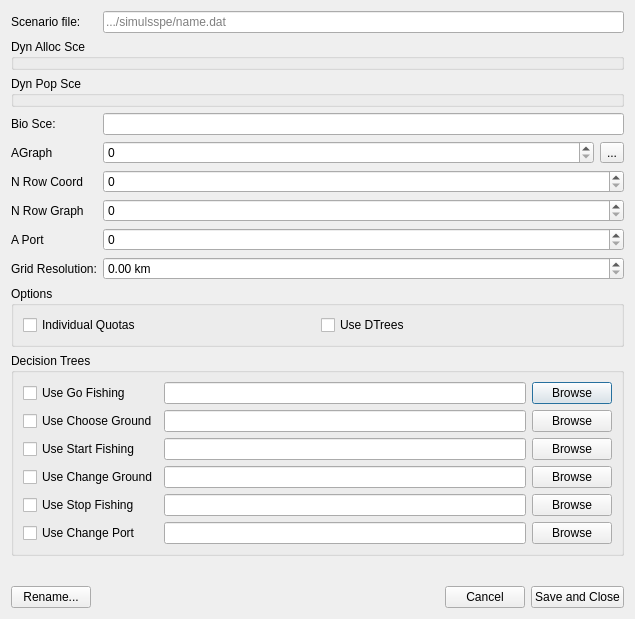
Old version of the form qtgui/scenariodialog.ui in the repository frabas/DISPLACE_GUI.
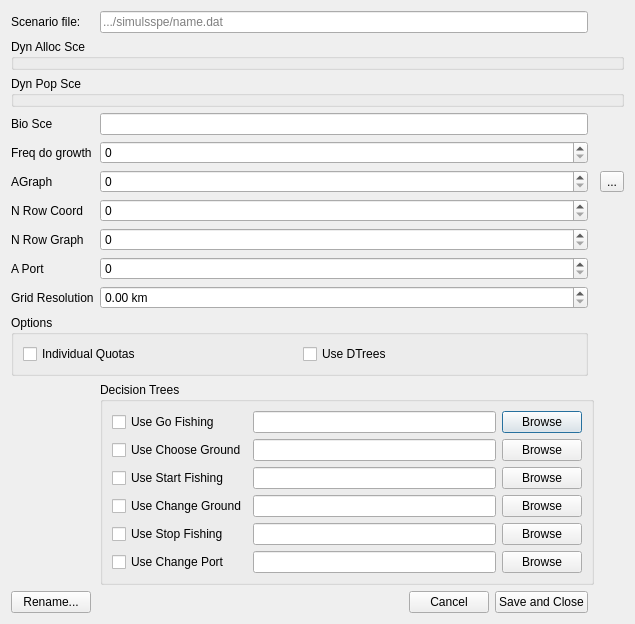
New version of the form.

Commit message: Add also the entry for freqDoGrowth to the scenario ui

The edit to the form file:
```diff
--- a/qtgui/scenariodialog.ui
+++ b/qtgui/scenariodialog.ui
@@ -13,94 +13,45 @@
   <property name="windowTitle">
    <string>Scenario</string>
   </property>
-  <layout class="QGridLayout" name="gridLayout" columnstretch="0,1,0">
-   <item row="8" column="1" colspan="2">
-    <widget class="QDoubleSpinBox" name="gridres">
-     <property name="suffix">
-      <string> km</string>
-     </property>
-     <property name="maximum">
-      <double>10000.000000000000000</double>
-     </property>
-     <property name="singleStep">
-      <double>0.500000000000000</double>
-     </property>
-    </widget>
-   </item>
-   <item row="3" column="1" colspan="2">
-    <widget class="QLineEdit" name="biol_sce"/>
-   </item>
-   <item row="7" column="1" colspan="2">
-    <widget class="QSpinBox" name="aport">
-     <property name="maximum">
-      <number>100000</number>
-     </property>
-    </widget>
-   </item>
-   <item row="2" column="0" colspan="3">
+  <layout class="QGridLayout" name="gridLayout">
+   <item row="2" column="0" colspan="4">
     <widget class="QGroupBox" name="group_dyn_pop_sce">
      <property name="title">
       <string>Dyn Pop Sce</string>
      </property>
     </widget>
    </item>
-   <item row="7" column="0">
-    <widget class="QLabel" name="label_6">
-     <property name="text">
-      <string>A Port</string>
+   <item row="10" column="0" colspan="2">
+    <widget class="QGroupBox" name="groupBox_2">
+     <property name="title">
+      <string>Options</string>
      </property>
+     <layout class="QGridLayout" name="gridLayout_3">
+      <item row="0" column="1">
+       <widget class="QCheckBox" name="useDTree">
+        <property name="text">
+         <string>Use DTrees</string>
+        </property>
+       </widget>
+      </item>
+      <item row="0" column="0">
+       <widget class="QCheckBox" name="individualQuotas">
+        <property name="text">
+         <string>Individual Quotas</string>
+        </property>
+       </widget>
+      </item>
+     </layout>
     </widget>
    </item>
-   <item row="6" column="0">
-    <widget class="QLabel" name="label_5">
-     <property name="text">
-      <string>N Row Graph</string>
-     </property>
-    </widget>
-   </item>
-   <item row="5" column="0">
-    <widget class="QLabel" name="label_8">
-     <property name="text">
-      <string>N Row Coord</string>
-     </property>
-    </widget>
-   </item>
-   <item row="0" column="0">
-    <widget class="QLabel" name="label">
-     <property name="text">
-      <string>Scenario file:</string>
-     </property>
-    </widget>
-   </item>
-   <item row="3" column="0">
-    <widget class="QLabel" name="label_3">
-     <property name="text">
-      <string>Bio Sce:</string>
-     </property>
-    </widget>
-   </item>
-   <item row="8" column="0">
-    <widget class="QLabel" name="label_7">
-     <property name="text">
-      <string>Grid Resolution:</string>
-     </property>
-    </widget>
-   </item>
-   <item row="1" column="0" colspan="3">
+   <item row="1" column="0" colspan="4">
     <widget class="QGroupBox" name="group_dyn_alloc_sce">
      <property name="title">
       <string>Dyn Alloc Sce</string>
      </property>
     </widget>
    </item>
-   <item row="4" column="2">
-    <widget class="QToolButton" name="graphBrowse">
-     <property name="text">
-      <string>...</string>
-     </property>
-    </widget>
-   </item>
-   <item row="10" column="0" colspan="3">
+   <item row="11" column="1" colspan="2">
     <widget class="QGroupBox" name="groupBox">
      <property name="title">
       <string>Decision Trees</string>
@@ -211,55 +162,20 @@
      </layout>
     </widget>
    </item>
-   <item row="4" column="0">
-    <widget class="QLabel" name="label_4">
-     <property name="text">
-      <string>AGraph</string>
+   <item row="9" column="1">
+    <widget class="QDoubleSpinBox" name="gridres">
+     <property name="suffix">
+      <string> km</string>
      </property>
-    </widget>
-   </item>
-   <item row="5" column="1" colspan="2">
-    <widget class="QSpinBox" name="nrowcoord">
      <property name="maximum">
-      <number>1000000</number>
+      <double>10000.000000000000000</double>
      </property>
-    </widget>
-   </item>
-   <item row="0" column="1" colspan="2">
-    <widget class="QLineEdit" name="scenarioPath">
-     <property name="placeholderText">
-      <string>.../simulsspe/name.dat</string>
+     <property name="singleStep">
+      <double>0.500000000000000</double>
      </property>
     </widget>
    </item>
-   <item row="6" column="1" colspan="2">
-    <widget class="QSpinBox" name="nrowgraph">
-     <property name="maximum">
-      <number>1000000</number>
-     </property>
-    </widget>
-   </item>
-   <item row="4" column="1">
-    <widget class="QSpinBox" name="agraph">
-     <property name="maximum">
-      <number>100000</number>
-     </property>
-    </widget>
-   </item>
-   <item row="12" column="1">
-    <spacer name="verticalSpacer">
-     <property name="orientation">
-      <enum>Qt::Vertical</enum>
-     </property>
-     <property name="sizeHint" stdset="0">
-      <size>
-       <width>20</width>
-       <height>40</height>
-      </size>
-     </property>
-    </spacer>
-   </item>
-   <item row="13" column="0" colspan="3">
+   <item row="13" column="0" colspan="2">
     <layout class="QHBoxLayout" name="horizontalLayout">
      <item>
       <widget class="QPushButton" name="rename">
@@ -297,29 +213,127 @@
      </item>
     </layout>
    </item>
-   <item row="9" column="0" colspan="3">
-    <widget class="QGroupBox" name="groupBox_2">
-     <property name="title">
-      <string>Options</string>
+   <item row="0" column="1">
+    <widget class="QLineEdit" name="scenarioPath">
+     <property name="placeholderText">
+      <string>.../simulsspe/name.dat</string>
      </property>
-     <layout class="QGridLayout" name="gridLayout_3">
-      <item row="0" column="0">
-       <widget class="QCheckBox" name="individualQuotas">
-        <property name="text">
-         <string>Individual Quotas</string>
-        </property>
-       </widget>
-      </item>
-      <item row="0" column="1">
-       <widget class="QCheckBox" name="useDTree">
-        <property name="text">
-         <string>Use DTrees</string>
-        </property>
-       </widget>
-      </item>
-     </layout>
     </widget>
    </item>
+   <item row="3" column="1">
+    <widget class="QLineEdit" name="biol_sce"/>
+   </item>
+   <item row="3" column="0">
+    <widget class="QLabel" name="label_3">
+     <property name="text">
+      <string>Bio Sce</string>
+     </property>
+    </widget>
+   </item>
+   <item row="5" column="0">
+    <widget class="QLabel" name="label_4">
+     <property name="text">
+      <string>AGraph</string>
+     </property>
+    </widget>
+   </item>
+   <item row="6" column="1">
+    <widget class="QSpinBox" name="nrowcoord">
+     <property name="maximum">
+      <number>1000000</number>
+     </property>
+    </widget>
+   </item>
+   <item row="0" column="0">
+    <widget class="QLabel" name="label">
+     <property name="text">
+      <string>Scenario file:</string>
+     </property>
+    </widget>
+   </item>
+   <item row="9" column="0">
+    <widget class="QLabel" name="label_7">
+     <property name="text">
+      <string>Grid Resolution</string>
+     </property>
+    </widget>
+   </item>
+   <item row="4" column="0">
+    <widget class="QLabel" name="label_9">
+     <property name="text">
+      <string>Freq do growth</string>
+     </property>
+    </widget>
+   </item>
+   <item row="5" column="3">
+    <widget class="QToolButton" name="graphBrowse">
+     <property name="text">
+      <string>...</string>
+     </property>
+    </widget>
+   </item>
+   <item row="5" column="1">
+    <widget class="QSpinBox" name="agraph">
+     <property name="maximum">
+      <number>100000</number>
+     </property>
+    </widget>
+   </item>
+   <item row="8" column="0">
+    <widget class="QLabel" name="label_6">
+     <property name="text">
+      <string>A Port</string>
+     </property>
+    </widget>
+   </item>
+   <item row="7" column="0">
+    <widget class="QLabel" name="label_5">
+     <property name="text">
+      <string>N Row Graph</string>
+     </property>
+    </widget>
+   </item>
+   <item row="7" column="1">
+    <widget class="QSpinBox" name="nrowgraph">
+     <property name="maximum">
+      <number>1000000</number>
+     </property>
+    </widget>
+   </item>
+   <item row="8" column="1">
+    <widget class="QSpinBox" name="aport">
+     <property name="maximum">
+      <number>100000</number>
+     </property>
+    </widget>
+   </item>
+   <item row="4" column="1">
+    <widget class="QSpinBox" name="freqDoGrowth">
+     <property name="maximum">
+      <number>100000</number>
+     </property>
+    </widget>
+   </item>
+   <item row="6" column="0">
+    <widget class="QLabel" name="label_8">
+     <property name="text">
+      <string>N Row Coord</string>
+     </property>
+    </widget>
+   </item>
+   <item row="12" column="0">
+    <spacer name="verticalSpacer">
+     <property name="orientation">
+      <enum>Qt::Vertical</enum>
+     </property>
+     <property name="sizeHint" stdset="0">
+      <size>
+       <width>20</width>
+       <height>40</height>
+      </size>
+     </property>
+    </spacer>
+   </item>
   </layout>
  </widget>
  <tabstops>
```
The commit also changes 2 other files.
